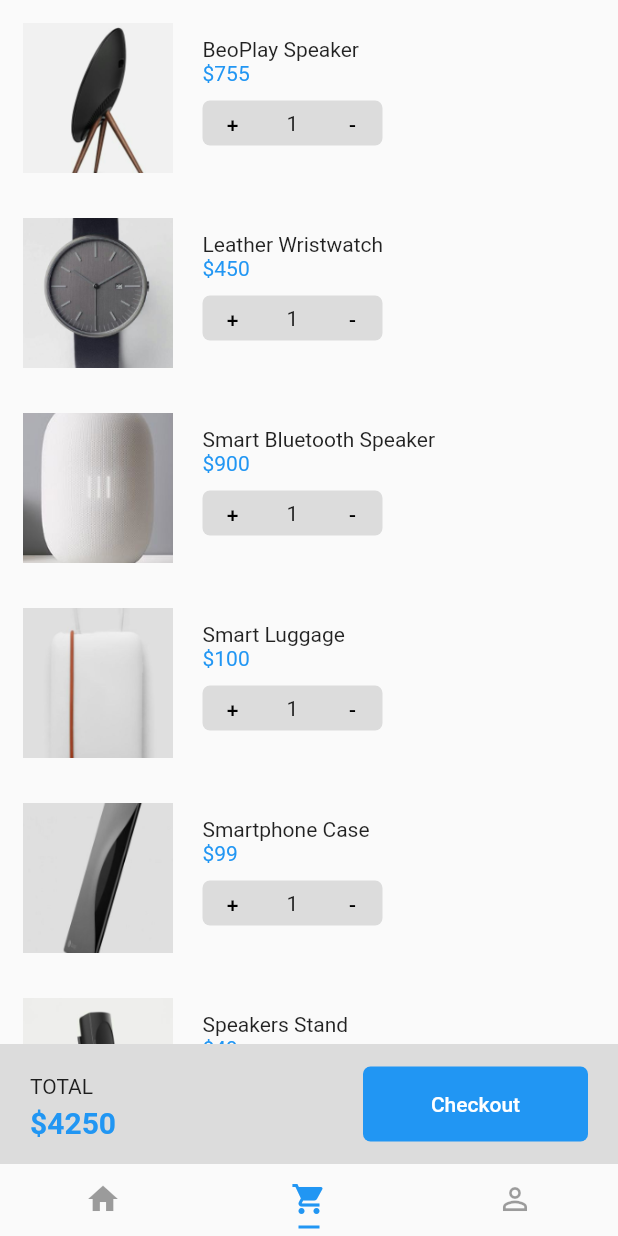
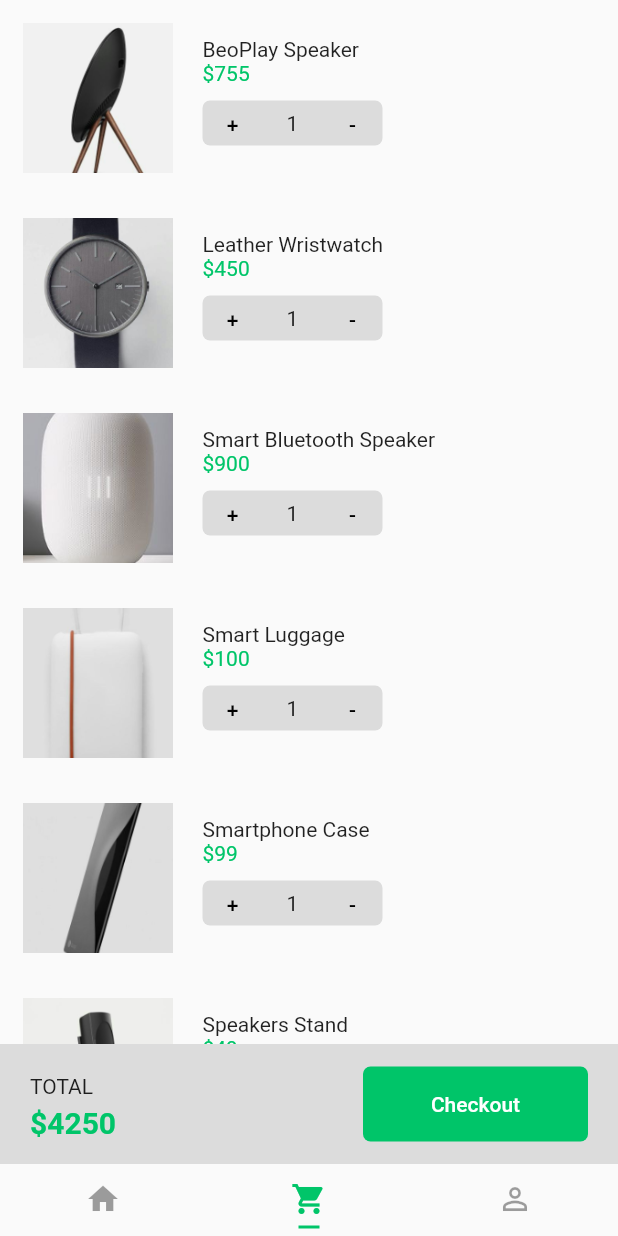
Before and after one commit to oliversieto/shopping_flutter, a Flutter app: the screen it shows after launch, item 2 of the bottom bar chosen, on a phone screen of 412 x 824 dp. Run offline on Flutter 3.47's test engine with Material 2 defaults, Android fonts, the phone set to English and light mode, and no system bars.

Commit message:
refactor: criação do tema e replicação

```diff
--- a/lib/main.dart
+++ b/lib/main.dart
@@ -1,5 +1,6 @@
 import 'package:flutter/material.dart';
 import 'package:shopping/pages/tabs.page.dart';
+import 'package:shopping/themes/light.theme.dart';
 
 void main() {
   runApp(App());
@@ -12,9 +13,7 @@
     return MaterialApp(
       title: 'Shopping',
       debugShowCheckedModeBanner: false,
-      theme: ThemeData(
-        primarySwatch: Colors.blue,
-      ),
+      theme: lightTheme(),
       home: DefaultTabController(
         length: 3,
         child: TabsPage(),
--- a/lib/pages/cart.page.dart
+++ b/lib/pages/cart.page.dart
@@ -35,7 +35,7 @@
                       Text(
                         "\$4250",
                         style: TextStyle(
-                          color: Colors.blue,
+                          color: Theme.of(context).primaryColor,
                           fontWeight: FontWeight.bold,
                           fontSize: 20,
                         ),
@@ -47,7 +47,7 @@
                   height: 50,
                   width: 150,
                   decoration: BoxDecoration(
-                    color: Colors.blue,
+                    color: Theme.of(context).primaryColor,
                     borderRadius: BorderRadius.all(
                       Radius.circular(5),
                     ),
@@ -56,7 +56,7 @@
                   child: TextButton(
                     child: Text(
                       "Checkout",
-                      style: TextStyle(color: Colors.white),
+                      style: TextStyle(color: Theme.of(context).accentColor),
                     ),
                     onPressed: () {},
                   ),
@@ -121,7 +121,7 @@
               Text(title),
               Text(
                 "\$$value",
-                style: TextStyle(color: Colors.blue),
+                style: TextStyle(color: Theme.of(context).primaryColor),
               ),
               SizedBox(
                 height: 10,
--- a/lib/pages/home.page.dart
+++ b/lib/pages/home.page.dart
@@ -23,9 +23,7 @@
               ),
               Text(
                 "Categories",
-                style: TextStyle(
-                  fontSize: 30,
-                ),
+                style: Theme.of(context).textTheme.headline5,
               ),
               SizedBox(
                 height: 10,
@@ -42,7 +40,7 @@
                 children: [
                   Text(
                     "Best Selling",
-                    style: TextStyle(fontSize: 30),
+                    style: Theme.of(context).textTheme.headline5,
                   ),
                   TextButton(
                     onPressed: () {},
--- a/lib/pages/tabs.page.dart
+++ b/lib/pages/tabs.page.dart
@@ -26,11 +26,11 @@
             icon: new Icon(Icons.perm_identity),
           ),
         ],
-        labelColor: Colors.blue,
+        labelColor: Theme.of(context).primaryColor,
         unselectedLabelColor: Colors.black38,
         indicatorSize: TabBarIndicatorSize.label,
         indicatorPadding: EdgeInsets.all(5.0),
-        indicatorColor: Colors.blue,
+        indicatorColor: Theme.of(context).primaryColor,
       ),
     );
   }
--- /dev/null
+++ b/lib/themes/light.theme.dart
@@ -0,0 +1,26 @@
+import 'package:flutter/cupertino.dart';
+import 'package:flutter/material.dart';
+
+const brithness = Brightness.light;
+const primaryColor = const Color(0xFF00C569);
+const lightColor = const Color(0xFFFFFFFF);
+const backgroundColor = const Color(0xFFF5F5F5);
+
+ThemeData lightTheme() {
+  return ThemeData(
+    brightness: brithness,
+    // textTheme: new TextTheme(
+    //   bodyText1: new TextStyle(
+    //     color: Colors.red,
+    //   ),
+    //   headline4: new TextStyle(
+    //     fontSize: 78,
+    //   ),
+    //   button: new TextStyle(
+    //     color: Colors.green,
+    //   ),
+    // ),
+    primaryColor: primaryColor,
+    accentColor: Colors.white,
+  );
+}
```
